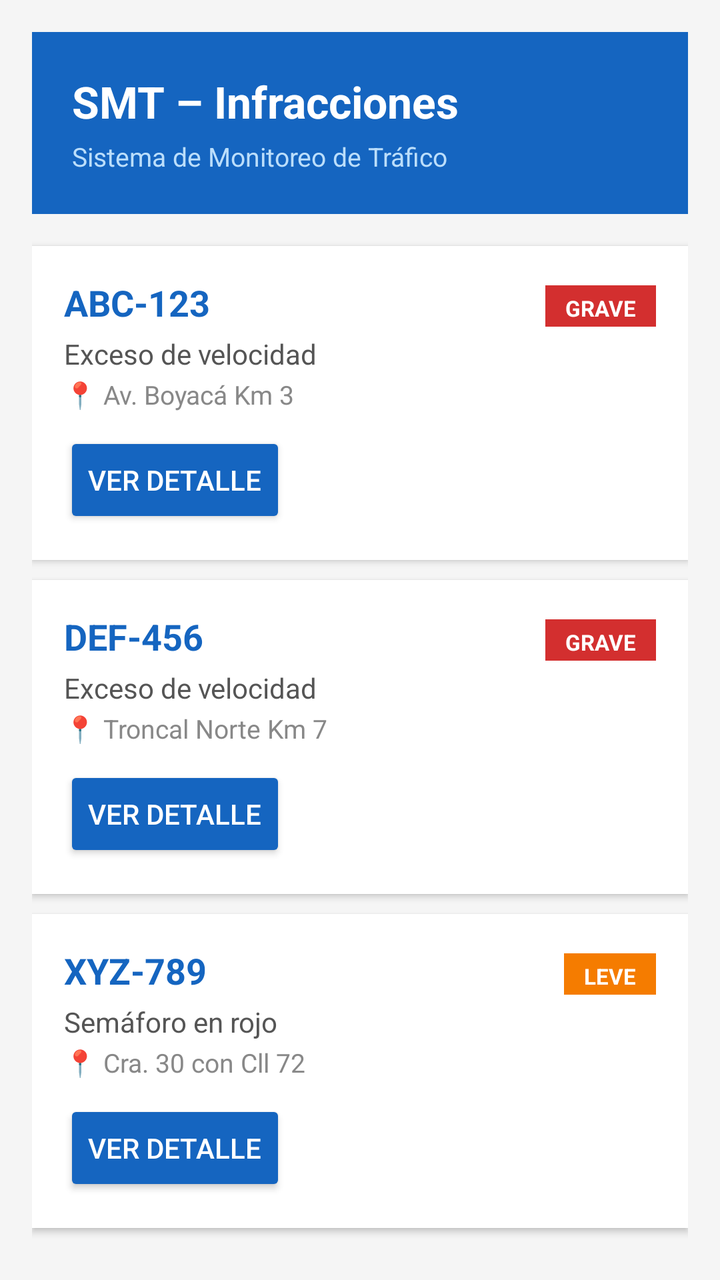
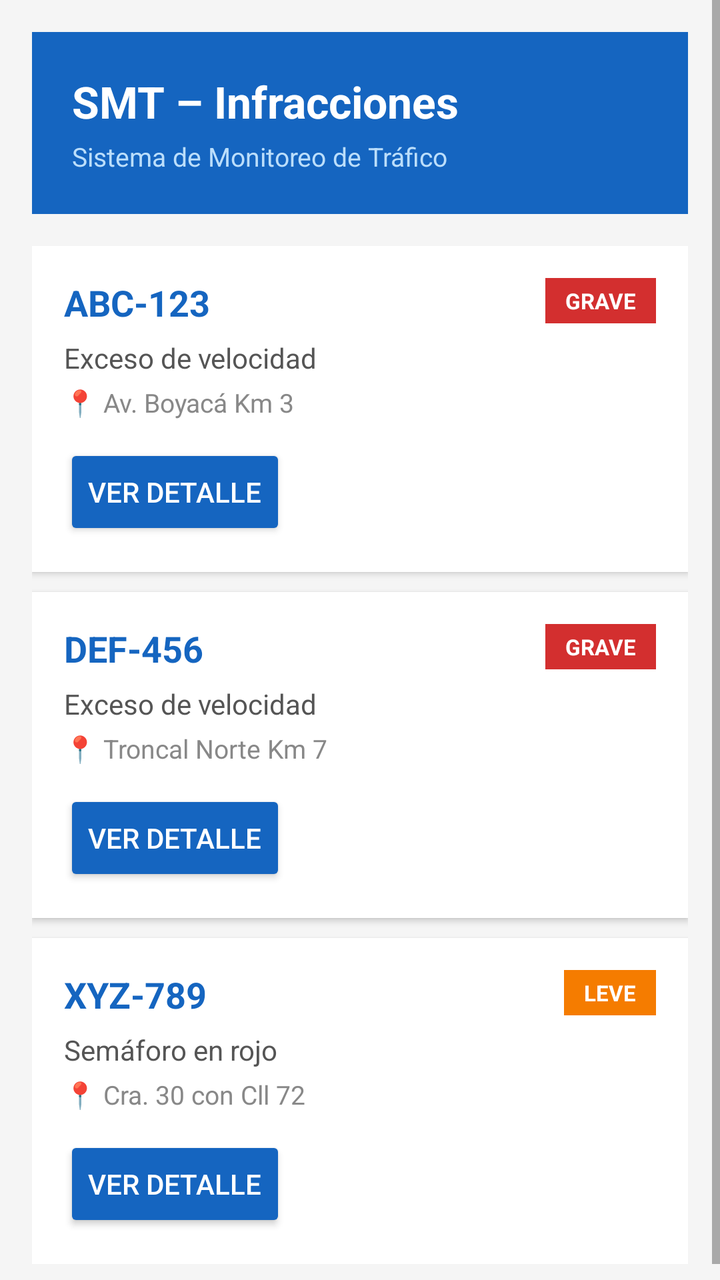

An Android layout rendered at two revisions. The XML below is the earlier revision; the diff shows what the commit changed to produce the second picture.
<!-- AndroidManifest.xml: application theme Theme.AppCompat.Light.DarkActionBar -->
<!-- res/layout/activity_main.xml -->
<?xml version="1.0" encoding="utf-8"?>
<ScrollView
    xmlns:android="http://schemas.android.com/apk/res/android"
    android:layout_width="match_parent"
    android:layout_height="match_parent"
    android:background="#F5F5F5">

    <LinearLayout
        android:layout_width="match_parent"
        android:layout_height="wrap_content"
        android:orientation="vertical"
        android:padding="16dp">

        
        <LinearLayout
            android:layout_width="match_parent"
            android:layout_height="wrap_content"
            android:orientation="vertical"
            android:background="#1565C0"
            android:padding="20dp"
            android:layout_marginBottom="16dp">

            <TextView
                android:layout_width="wrap_content"
                android:layout_height="wrap_content"
                android:text="SMT – Infracciones"
                android:textColor="#FFFFFF"
                android:textSize="22sp"
                android:textStyle="bold" />

            <TextView
                android:layout_width="wrap_content"
                android:layout_height="wrap_content"
                android:text="Sistema de Monitoreo de Tráfico"
                android:textColor="#BBDEFB"
                android:textSize="13sp"
                android:layout_marginTop="4dp" />
        </LinearLayout>

        
        <LinearLayout
            android:id="@+id/cardVehiculo1"
            android:layout_width="match_parent"
            android:layout_height="wrap_content"
            android:orientation="vertical"
            android:background="#FFFFFF"
            android:padding="16dp"
            android:layout_marginBottom="10dp"
            android:elevation="2dp">

            <LinearLayout
                android:layout_width="match_parent"
                android:layout_height="wrap_content"
                android:orientation="horizontal">

                <TextView
                    android:id="@+id/tvPlaca1"
                    android:layout_width="0dp"
                    android:layout_height="wrap_content"
                    android:layout_weight="1"
                    android:text="ABC-123"
                    android:textStyle="bold"
                    android:textSize="18sp"
                    android:textColor="#1565C0" />

                <TextView
                    android:id="@+id/tvGravedad1"
                    android:layout_width="wrap_content"
                    android:layout_height="wrap_content"
                    android:text="GRAVE"
                    android:textColor="#FFFFFF"
                    android:background="#D32F2F"
                    android:paddingHorizontal="10dp"
                    android:paddingVertical="4dp"
                    android:textSize="11sp"
                    android:textStyle="bold" />
            </LinearLayout>

            <TextView
                android:id="@+id/tvInfraccion1"
                android:layout_width="wrap_content"
                android:layout_height="wrap_content"
                android:text="Exceso de velocidad"
                android:textColor="#555555"
                android:textSize="14sp"
                android:layout_marginTop="4dp" />

            <TextView
                android:id="@+id/tvUbicacion1"
                android:layout_width="wrap_content"
                android:layout_height="wrap_content"
                android:text="📍 Av. Boyacá Km 3"
                android:textColor="#888888"
                android:textSize="13sp"
                android:layout_marginTop="2dp" />

            <Button
                android:id="@+id/btnDetalle1"
                android:layout_width="wrap_content"
                android:layout_height="wrap_content"
                android:text="Ver detalle"
                android:layout_marginTop="10dp"
                android:backgroundTint="#1565C0"
                android:textColor="#FFFFFF" />
        </LinearLayout>

        
        <LinearLayout
            android:id="@+id/cardVehiculo2"
            android:layout_width="match_parent"
            android:layout_height="wrap_content"
            android:orientation="vertical"
            android:background="#FFFFFF"
            android:padding="16dp"
            android:layout_marginBottom="10dp"
            android:elevation="2dp">

            <LinearLayout
                android:layout_width="match_parent"
                android:layout_height="wrap_content"
                android:orientation="horizontal">

                <TextView
                    android:id="@+id/tvPlaca2"
                    android:layout_width="0dp"
                    android:layout_height="wrap_content"
                    android:layout_weight="1"
                    android:text="DEF-456"
                    android:textStyle="bold"
                    android:textSize="18sp"
                    android:textColor="#1565C0" />

                <TextView
                    android:id="@+id/tvGravedad2"
                    android:layout_width="wrap_content"
                    android:layout_height="wrap_content"
                    android:text="GRAVE"
                    android:textColor="#FFFFFF"
                    android:background="#D32F2F"
                    android:paddingHorizontal="10dp"
                    android:paddingVertical="4dp"
                    android:textSize="11sp"
                    android:textStyle="bold" />
            </LinearLayout>

            <TextView
                android:id="@+id/tvInfraccion2"
                android:layout_width="wrap_content"
                android:layout_height="wrap_content"
                android:text="Exceso de velocidad"
                android:textColor="#555555"
                android:textSize="14sp"
                android:layout_marginTop="4dp" />

            <TextView
                android:id="@+id/tvUbicacion2"
                android:layout_width="wrap_content"
                android:layout_height="wrap_content"
                android:text="📍 Troncal Norte Km 7"
                android:textColor="#888888"
                android:textSize="13sp"
                android:layout_marginTop="2dp" />

            <Button
                android:id="@+id/btnDetalle2"
                android:layout_width="wrap_content"
                android:layout_height="wrap_content"
                android:text="Ver detalle"
                android:layout_marginTop="10dp"
                android:backgroundTint="#1565C0"
                android:textColor="#FFFFFF" />
        </LinearLayout>

        
        <LinearLayout
            android:id="@+id/cardVehiculo3"
            android:layout_width="match_parent"
            android:layout_height="wrap_content"
            android:orientation="vertical"
            android:background="#FFFFFF"
            android:padding="16dp"
            android:layout_marginBottom="10dp"
            android:elevation="2dp">

            <LinearLayout
                android:layout_width="match_parent"
                android:layout_height="wrap_content"
                android:orientation="horizontal">

                <TextView
                    android:id="@+id/tvPlaca3"
                    android:layout_width="0dp"
                    android:layout_height="wrap_content"
                    android:layout_weight="1"
                    android:text="XYZ-789"
                    android:textStyle="bold"
                    android:textSize="18sp"
                    android:textColor="#1565C0" />

                <TextView
                    android:id="@+id/tvGravedad3"
                    android:layout_width="wrap_content"
                    android:layout_height="wrap_content"
                    android:text="LEVE"
                    android:textColor="#FFFFFF"
                    android:background="#F57C00"
                    android:paddingHorizontal="10dp"
                    android:paddingVertical="4dp"
                    android:textSize="11sp"
                    android:textStyle="bold" />
            </LinearLayout>

            <TextView
                android:id="@+id/tvInfraccion3"
                android:layout_width="wrap_content"
                android:layout_height="wrap_content"
                android:text="Semáforo en rojo"
                android:textColor="#555555"
                android:textSize="14sp"
                android:layout_marginTop="4dp" />

            <TextView
                android:id="@+id/tvUbicacion3"
                android:layout_width="wrap_content"
                android:layout_height="wrap_content"
                android:text="📍 Cra. 30 con Cll 72"
                android:textColor="#888888"
                android:textSize="13sp"
                android:layout_marginTop="2dp" />

            <Button
                android:id="@+id/btnDetalle3"
                android:layout_width="wrap_content"
                android:layout_height="wrap_content"
                android:text="Ver detalle"
                android:layout_marginTop="10dp"
                android:backgroundTint="#1565C0"
                android:textColor="#FFFFFF" />
        </LinearLayout>

    </LinearLayout>
</ScrollView>
<!-- resources referenced by this layout -->
<resources>

</resources>

<!-- the commit's change to res/layout/activity_main.xml (unified diff, before → after) -->
@@ -1,26 +1,24 @@
 <?xml version="1.0" encoding="utf-8"?>
-<ScrollView
-    xmlns:android="http://schemas.android.com/apk/res/android"
+<ScrollView xmlns:android="http://schemas.android.com/apk/res/android"
     android:layout_width="match_parent"
     android:layout_height="match_parent"
     android:background="#F5F5F5">
 
-    <LinearLayout
+    <RelativeLayout
         android:layout_width="match_parent"
         android:layout_height="wrap_content"
-        android:orientation="vertical"
         android:padding="16dp">
 
         
-        <LinearLayout
+        <RelativeLayout
+            android:id="@+id/layoutHeader"
             android:layout_width="match_parent"
             android:layout_height="wrap_content"
-            android:orientation="vertical"
             android:background="#1565C0"
-            android:padding="20dp"
-            android:layout_marginBottom="16dp">
+            android:padding="20dp">
 
             <TextView
+                android:id="@+id/tvTitulo"
                 android:layout_width="wrap_content"
                 android:layout_height="wrap_content"
                 android:text="SMT – Infracciones"
@@ -29,214 +27,219 @@
                 android:textStyle="bold" />
 
             <TextView
+                android:id="@+id/tvSubtitulo"
                 android:layout_width="wrap_content"
                 android:layout_height="wrap_content"
+                android:layout_below="@id/tvTitulo"
+                android:layout_marginTop="4dp"
                 android:text="Sistema de Monitoreo de Tráfico"
                 android:textColor="#BBDEFB"
-                android:textSize="13sp"
-                android:layout_marginTop="4dp" />
-        </LinearLayout>
+                android:textSize="13sp" />
+
+        </RelativeLayout>
 
         
         <LinearLayout
-            android:id="@+id/cardVehiculo1"
+            android:id="@+id/layoutTarjetas"
             android:layout_width="match_parent"
             android:layout_height="wrap_content"
-            android:orientation="vertical"
-            android:background="#FFFFFF"
-            android:padding="16dp"
-            android:layout_marginBottom="10dp"
-            android:elevation="2dp">
-
-            <LinearLayout
+            android:layout_below="@id/layoutHeader"
+            android:layout_marginTop="16dp"
+            android:orientation="vertical">
+
+            
+            <RelativeLayout
+                android:id="@+id/cardVehiculo1"
                 android:layout_width="match_parent"
                 android:layout_height="wrap_content"
-                android:orientation="horizontal">
+                android:layout_marginBottom="10dp"
+                android:background="#FFFFFF"
+                android:elevation="2dp"
+                android:padding="16dp">
 
                 <TextView
                     android:id="@+id/tvPlaca1"
-                    android:layout_width="0dp"
-                    android:layout_height="wrap_content"
-                    android:layout_weight="1"
+                    android:layout_width="wrap_content"
+                    android:layout_height="wrap_content"
                     android:text="ABC-123"
-                    android:textStyle="bold"
+                    android:textColor="#1565C0"
                     android:textSize="18sp"
-                    android:textColor="#1565C0" />
+                    android:textStyle="bold" />
 
                 <TextView
                     android:id="@+id/tvGravedad1"
                     android:layout_width="wrap_content"
                     android:layout_height="wrap_content"
-                    android:text="GRAVE"
-                    android:textColor="#FFFFFF"
+                    android:layout_alignParentEnd="true"
                     android:background="#D32F2F"
                     android:paddingHorizontal="10dp"
                     android:paddingVertical="4dp"
-                    android:textSize="11sp"
-                    android:textStyle="bold" />
-            </LinearLayout>
-
-            <TextView
-                android:id="@+id/tvInfraccion1"
-                android:layout_width="wrap_content"
-                android:layout_height="wrap_content"
-                android:text="Exceso de velocidad"
-                android:textColor="#555555"
-                android:textSize="14sp"
-                android:layout_marginTop="4dp" />
-
-            <TextView
-                android:id="@+id/tvUbicacion1"
-                android:layout_width="wrap_content"
-                android:layout_height="wrap_content"
-                android:text="📍 Av. Boyacá Km 3"
-                android:textColor="#888888"
-                android:textSize="13sp"
-                android:layout_marginTop="2dp" />
-
-            <Button
-                android:id="@+id/btnDetalle1"
-                android:layout_width="wrap_content"
-                android:layout_height="wrap_content"
-                android:text="Ver detalle"
-                android:layout_marginTop="10dp"
-                android:backgroundTint="#1565C0"
-                android:textColor="#FFFFFF" />
-        </LinearLayout>
-
-        
-        <LinearLayout
-            android:id="@+id/cardVehiculo2"
-            android:layout_width="match_parent"
-            android:layout_height="wrap_content"
-            android:orientation="vertical"
-            android:background="#FFFFFF"
-            android:padding="16dp"
-            android:layout_marginBottom="10dp"
-            android:elevation="2dp">
-
-            <LinearLayout
-                android:layout_width="match_parent"
-                android:layout_height="wrap_content"
-                android:orientation="horizontal">
-
-                <TextView
-                    android:id="@+id/tvPlaca2"
-                    android:layout_width="0dp"
-                    android:layout_height="wrap_content"
-                    android:layout_weight="1"
-                    android:text="DEF-456"
-                    android:textStyle="bold"
-                    android:textSize="18sp"
-                    android:textColor="#1565C0" />
-
-                <TextView
-                    android:id="@+id/tvGravedad2"
-                    android:layout_width="wrap_content"
-                    android:layout_height="wrap_content"
                     android:text="GRAVE"
                     android:textColor="#FFFFFF"
+                    android:textSize="11sp"
+                    android:textStyle="bold" />
+
+                <TextView
+                    android:id="@+id/tvInfraccion1"
+                    android:layout_width="wrap_content"
+                    android:layout_height="wrap_content"
+                    android:layout_below="@id/tvPlaca1"
+                    android:layout_marginTop="6dp"
+                    android:text="Exceso de velocidad"
+                    android:textColor="#555555"
+                    android:textSize="14sp" />
+
+                <TextView
+                    android:id="@+id/tvUbicacion1"
+                    android:layout_width="wrap_content"
+                    android:layout_height="wrap_content"
+                    android:layout_below="@id/tvInfraccion1"
+                    android:layout_marginTop="4dp"
+                    android:text="📍 Av. Boyacá Km 3"
+                    android:textColor="#888888"
+                    android:textSize="13sp" />
+
+                <Button
+                    android:id="@+id/btnDetalle1"
+                    android:layout_width="wrap_content"
+                    android:layout_height="wrap_content"
+                    android:layout_below="@id/tvUbicacion1"
+                    android:layout_marginTop="12dp"
+                    android:backgroundTint="#1565C0"
+                    android:text="Ver detalle"
+                    android:textColor="#FFFFFF" />
+
+            </RelativeLayout>
+
+            
+            <RelativeLayout
+                android:id="@+id/cardVehiculo2"
+                android:layout_width="match_parent"
+                android:layout_height="wrap_content"
+                android:layout_marginBottom="10dp"
+                android:background="#FFFFFF"
+                android:elevation="2dp"
+                android:padding="16dp">
+
+                <TextView
+                    android:id="@+id/tvPlaca2"
+                    android:layout_width="wrap_content"
+                    android:layout_height="wrap_content"
+                    android:text="DEF-456"
+                    android:textColor="#1565C0"
+                    android:textSize="18sp"
+                    android:textStyle="bold" />
+
+                <TextView
+                    android:id="@+id/tvGravedad2"
+                    android:layout_width="wrap_content"
+                    android:layout_height="wrap_content"
+                    android:layout_alignParentEnd="true"
                     android:background="#D32F2F"
                     android:paddingHorizontal="10dp"
                     android:paddingVertical="4dp"
+                    android:text="GRAVE"
+                    android:textColor="#FFFFFF"
                     android:textSize="11sp"
                     android:textStyle="bold" />
-            </LinearLayout>
-
-            <TextView
-                android:id="@+id/tvInfraccion2"
-                android:layout_width="wrap_content"
-                android:layout_height="wrap_content"
-                android:text="Exceso de velocidad"
-                android:textColor="#555555"
-                android:textSize="14sp"
-                android:layout_marginTop="4dp" />
-
-            <TextView
-                android:id="@+id/tvUbicacion2"
-                android:layout_width="wrap_content"
-                android:layout_height="wrap_content"
-                android:text="📍 Troncal Norte Km 7"
-                android:textColor="#888888"
-                android:textSize="13sp"
-                android:layout_marginTop="2dp" />
-
-            <Button
-                android:id="@+id/btnDetalle2"
-                android:layout_width="wrap_content"
-                android:layout_height="wrap_content"
-                android:text="Ver detalle"
-                android:layout_marginTop="10dp"
-                android:backgroundTint="#1565C0"
-                android:textColor="#FFFFFF" />
-        </LinearLayout>
-
-        
-        <LinearLayout
-            android:id="@+id/cardVehiculo3"
-            android:layout_width="match_parent"
-            android:layout_height="wrap_content"
-            android:orientation="vertical"
-            android:background="#FFFFFF"
-            android:padding="16dp"
-            android:layout_marginBottom="10dp"
-            android:elevation="2dp">
-
-            <LinearLayout
+
+                <TextView
+                    android:id="@+id/tvInfraccion2"
+                    android:layout_width="wrap_content"
+                    android:layout_height="wrap_content"
+                    android:layout_below="@id/tvPlaca2"
+                    android:layout_marginTop="6dp"
+                    android:text="Exceso de velocidad"
+                    android:textColor="#555555"
+                    android:textSize="14sp" />
+
+                <TextView
+                    android:id="@+id/tvUbicacion2"
+                    android:layout_width="wrap_content"
+                    android:layout_height="wrap_content"
+                    android:layout_below="@id/tvInfraccion2"
+                    android:layout_marginTop="4dp"
+                    android:text="📍 Troncal Norte Km 7"
+                    android:textColor="#888888"
+                    android:textSize="13sp" />
+
+                <Button
+                    android:id="@+id/btnDetalle2"
+                    android:layout_width="wrap_content"
+                    android:layout_height="wrap_content"
+                    android:layout_below="@id/tvUbicacion2"
+                    android:layout_marginTop="12dp"
+                    android:backgroundTint="#1565C0"
+                    android:text="Ver detalle"
+                    android:textColor="#FFFFFF" />
+
+            </RelativeLayout>
+
+            
+            <RelativeLayout
+                android:id="@+id/cardVehiculo3"
                 android:layout_width="match_parent"
                 android:layout_height="wrap_content"
-                android:orientation="horizontal">
+                android:background="#FFFFFF"
+                android:elevation="2dp"
+                android:padding="16dp">
 
                 <TextView
                     android:id="@+id/tvPlaca3"
-                    android:layout_width="0dp"
-                    android:layout_height="wrap_content"
-                    android:layout_weight="1"
+                    android:layout_width="wrap_content"
+                    android:layout_height="wrap_content"
                     android:text="XYZ-789"
-                    android:textStyle="bold"
+                    android:textColor="#1565C0"
                     android:textSize="18sp"
-                    android:textColor="#1565C0" />
+                    android:textStyle="bold" />
 
                 <TextView
                     android:id="@+id/tvGravedad3"
                     android:layout_width="wrap_content"
                     android:layout_height="wrap_content"
-                    android:text="LEVE"
-                    android:textColor="#FFFFFF"
+                    android:layout_alignParentEnd="true"
                     android:background="#F57C00"
                     android:paddingHorizontal="10dp"
                     android:paddingVertical="4dp"
+                    android:text="LEVE"
+                    android:textColor="#FFFFFF"
                     android:textSize="11sp"
                     android:textStyle="bold" />
-            </LinearLayout>
-
-            <TextView
-                android:id="@+id/tvInfraccion3"
-                android:layout_width="wrap_content"
-                android:layout_height="wrap_content"
-                android:text="Semáforo en rojo"
-                android:textColor="#555555"
-                android:textSize="14sp"
-                android:layout_marginTop="4dp" />
-
-            <TextView
-                android:id="@+id/tvUbicacion3"
-                android:layout_width="wrap_content"
-                android:layout_height="wrap_content"
-                android:text="📍 Cra. 30 con Cll 72"
-                android:textColor="#888888"
-                android:textSize="13sp"
-                android:layout_marginTop="2dp" />
-
-            <Button
-                android:id="@+id/btnDetalle3"
-                android:layout_width="wrap_content"
-                android:layout_height="wrap_content"
-                android:text="Ver detalle"
-                android:layout_marginTop="10dp"
-                android:backgroundTint="#1565C0"
-                android:textColor="#FFFFFF" />
+
+                <TextView
+                    android:id="@+id/tvInfraccion3"
+                    android:layout_width="wrap_content"
+                    android:layout_height="wrap_content"
+                    android:layout_below="@id/tvPlaca3"
+                    android:layout_marginTop="6dp"
+                    android:text="Semáforo en rojo"
+                    android:textColor="#555555"
+                    android:textSize="14sp" />
+
+                <TextView
+                    android:id="@+id/tvUbicacion3"
+                    android:layout_width="wrap_content"
+                    android:layout_height="wrap_content"
+                    android:layout_below="@id/tvInfraccion3"
+                    android:layout_marginTop="4dp"
+                    android:text="📍 Cra. 30 con Cll 72"
+                    android:textColor="#888888"
+                    android:textSize="13sp" />
+
+                <Button
+                    android:id="@+id/btnDetalle3"
+                    android:layout_width="wrap_content"
+                    android:layout_height="wrap_content"
+                    android:layout_below="@id/tvUbicacion3"
+                    android:layout_marginTop="12dp"
+                    android:backgroundTint="#1565C0"
+                    android:text="Ver detalle"
+                    android:textColor="#FFFFFF" />
+
+            </RelativeLayout>
+
         </LinearLayout>
 
-    </LinearLayout>
+    </RelativeLayout>
+
 </ScrollView>
